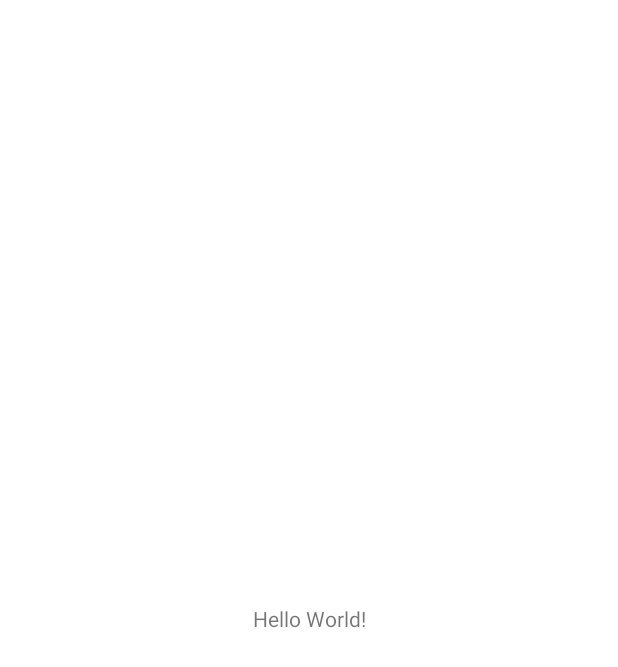
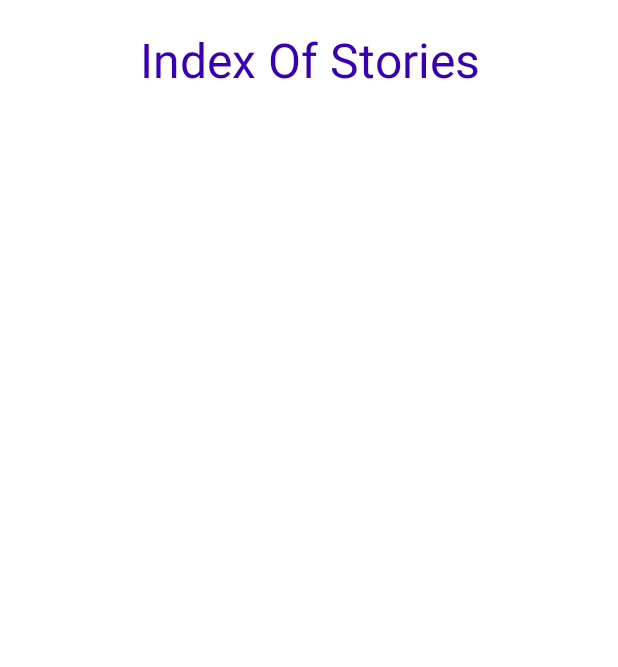
Before and after one commit to NARI1108/Bilingual_book, an Android app: the screen it shows after launch (MainActivity), on a phone screen of 412 x 824 dp. Before the commit the part shown is almost empty. Shown: the top 667 px of the screen. Run offline under Robolectric (Android 15) with nearby library versions, the light colour scheme and no system bars.

Commit message:
Writing a title for the home page of main

```diff
--- a/app/src/main/res/layout/activity_main.xml
+++ b/app/src/main/res/layout/activity_main.xml
@@ -1,5 +1,5 @@
 <?xml version="1.0" encoding="utf-8"?>
-<androidx.constraintlayout.widget.ConstraintLayout xmlns:android="http://schemas.android.com/apk/res/android"
+<RelativeLayout xmlns:android="http://schemas.android.com/apk/res/android"
     xmlns:app="http://schemas.android.com/apk/res-auto"
     xmlns:tools="http://schemas.android.com/tools"
     android:layout_width="match_parent"
@@ -7,12 +7,12 @@
     tools:context=".MainActivity">
 
     <TextView
-        android:layout_width="wrap_content"
+        android:id="@+id/txt_title"
+        android:layout_width="match_parent"
         android:layout_height="wrap_content"
-        android:text="Hello World!"
-        app:layout_constraintBottom_toBottomOf="parent"
-        app:layout_constraintEnd_toEndOf="parent"
-        app:layout_constraintStart_toStartOf="parent"
-        app:layout_constraintTop_toTopOf="parent" />
-
-</androidx.constraintlayout.widget.ConstraintLayout>
+        android:text="@string/text_title"
+        android:gravity="center"
+        android:textSize="32sp"
+        android:textColor="@color/purple_700"
+        android:layout_marginTop="18dp" />
+</RelativeLayout>
--- a/app/src/main/res/values/strings.xml
+++ b/app/src/main/res/values/strings.xml
@@ -1,3 +1,4 @@
 <resources>
     <string name="app_name">Bilingual book</string>
+    <string name="text_title">Index Of Stories</string>
 </resources>
```
